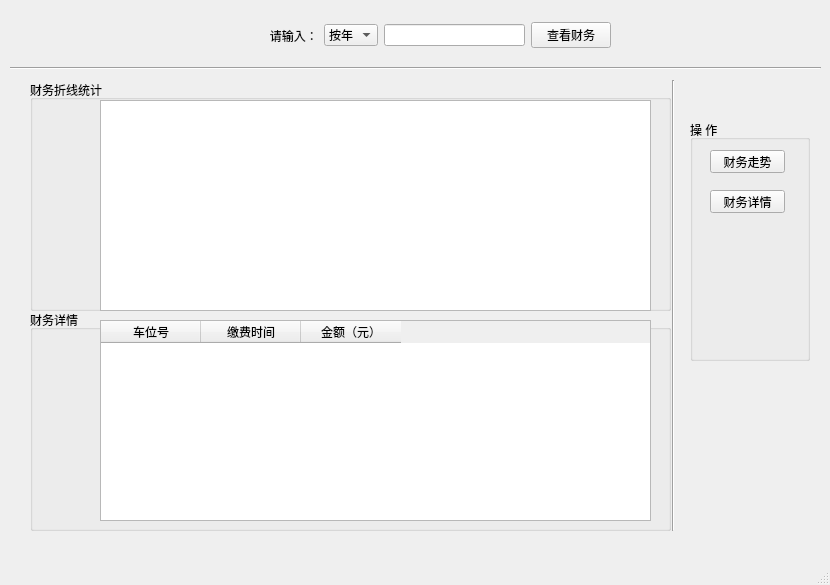
Qt form Python_tensorflow_LicensePlate/front/finance_Ui.ui (handsomeyaqiang/plate_number_of_company_parking_lot) before a commit.
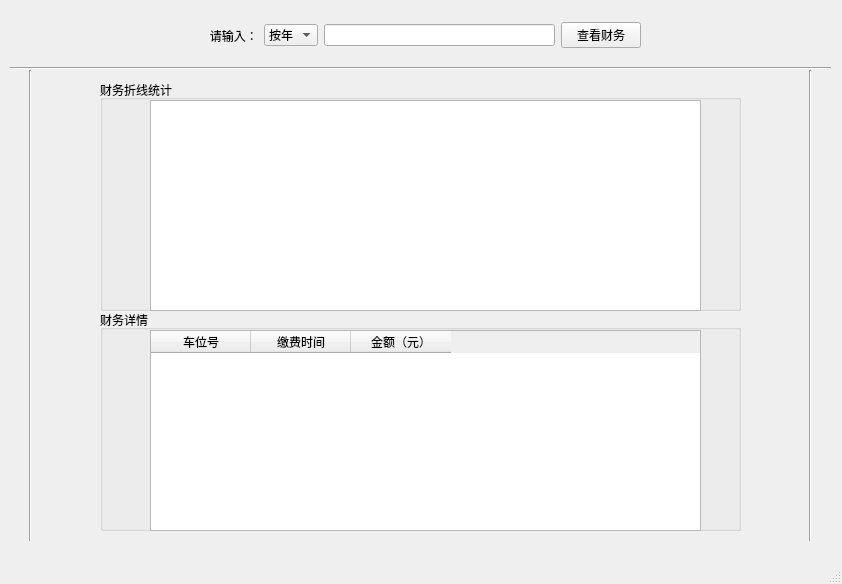
The same form after that commit.

Commit message: 财务管理修改了布局，删除了右侧的按钮操作

Diff of the .ui file:
```diff
--- a/Python_tensorflow_LicensePlate/front/finance_Ui.ui
+++ b/Python_tensorflow_LicensePlate/front/finance_Ui.ui
@@ -6,8 +6,8 @@
    <rect>
     <x>0</x>
     <y>0</y>
-    <width>830</width>
-    <height>585</height>
+    <width>842</width>
+    <height>584</height>
    </rect>
   </property>
   <property name="windowTitle">
@@ -19,7 +19,7 @@
      <rect>
       <x>10</x>
       <y>60</y>
-      <width>811</width>
+      <width>821</width>
       <height>16</height>
      </rect>
     </property>
@@ -30,9 +30,9 @@
    <widget class="QWidget" name="horizontalLayoutWidget">
     <property name="geometry">
      <rect>
-      <x>260</x>
+      <x>200</x>
       <y>20</y>
-      <width>351</width>
+      <width>441</width>
       <height>31</height>
      </rect>
     </property>
@@ -91,59 +91,20 @@
    <widget class="Line" name="line_2">
     <property name="geometry">
      <rect>
-      <x>663</x>
-      <y>80</y>
+      <x>800</x>
+      <y>70</y>
       <width>20</width>
-      <height>451</height>
+      <height>471</height>
      </rect>
     </property>
     <property name="orientation">
      <enum>Qt::Vertical</enum>
     </property>
    </widget>
-   <widget class="QGroupBox" name="groupBox">
-    <property name="geometry">
-     <rect>
-      <x>690</x>
-      <y>120</y>
-      <width>120</width>
-      <height>241</height>
-     </rect>
-    </property>
-    <property name="title">
-     <string>操 作</string>
-    </property>
-    <widget class="QPushButton" name="pushButton_4">
-     <property name="geometry">
-      <rect>
-       <x>20</x>
-       <y>30</y>
-       <width>75</width>
-       <height>23</height>
-      </rect>
-     </property>
-     <property name="text">
-      <string>财务走势</string>
-     </property>
-    </widget>
-    <widget class="QPushButton" name="pushButton_3">
-     <property name="geometry">
-      <rect>
-       <x>20</x>
-       <y>70</y>
-       <width>75</width>
-       <height>23</height>
-      </rect>
-     </property>
-     <property name="text">
-      <string>财务详情</string>
-     </property>
-    </widget>
-   </widget>
    <widget class="QGroupBox" name="groupBox_2">
     <property name="geometry">
      <rect>
-      <x>30</x>
+      <x>100</x>
       <y>80</y>
       <width>641</width>
       <height>231</height>
@@ -155,7 +116,7 @@
     <widget class="QGraphicsView" name="graphicsView">
      <property name="geometry">
       <rect>
-       <x>70</x>
+       <x>50</x>
        <y>20</y>
        <width>551</width>
        <height>211</height>
@@ -166,7 +127,7 @@
    <widget class="QGroupBox" name="groupBox_3">
     <property name="geometry">
      <rect>
-      <x>30</x>
+      <x>100</x>
       <y>310</y>
       <width>641</width>
       <height>221</height>
@@ -178,8 +139,8 @@
     <widget class="QTableWidget" name="tableWidget">
      <property name="geometry">
       <rect>
-       <x>70</x>
-       <y>10</y>
+       <x>50</x>
+       <y>20</y>
        <width>551</width>
        <height>201</height>
       </rect>
@@ -204,9 +165,9 @@
    <widget class="QLabel" name="label_3">
     <property name="geometry">
      <rect>
-      <x>0</x>
+      <x>30</x>
       <y>70</y>
-      <width>671</width>
+      <width>771</width>
       <height>481</height>
      </rect>
     </property>
@@ -214,6 +175,19 @@
      <string/>
     </property>
    </widget>
+   <widget class="Line" name="line_3">
+    <property name="geometry">
+     <rect>
+      <x>20</x>
+      <y>70</y>
+      <width>20</width>
+      <height>471</height>
+     </rect>
+    </property>
+    <property name="orientation">
+     <enum>Qt::Vertical</enum>
+    </property>
+   </widget>
   </widget>
   <widget class="QMenuBar" name="menubar">
    <property name="geometry">
```
Left out of the diff: 2 changed lines with no effect on the pictures. The commit also changes 3 other files.
